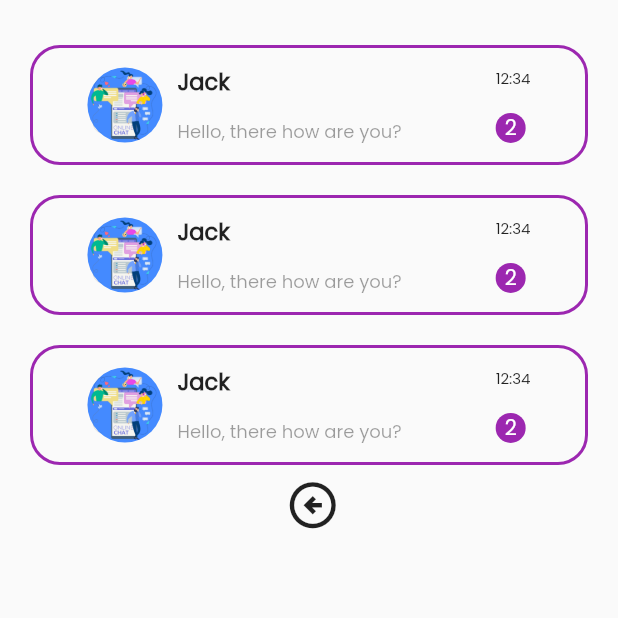
After one commit to asnakeassefa/chatApp, a Flutter app: the ChatHome screen opened directly, on a phone screen of 412 x 824 dp, the top half of it. The commit adds this screen. Run offline on Flutter 3.47's test engine with Material 2 defaults, Android fonts, the phone set to English and light mode, and no system bars; our stand-ins replace smooth_page_indicator.

Commit message:
chat component done

```diff
--- /dev/null
+++ b/lib/component/SingleChat.dart
@@ -0,0 +1,89 @@
+import 'package:flutter/material.dart';
+
+class SingleChat extends StatefulWidget {
+  const SingleChat({super.key});
+
+  @override
+  State<SingleChat> createState() => _SingleChatState();
+}
+
+class _SingleChatState extends State<SingleChat> {
+  @override
+  Widget build(BuildContext context) {
+    return Container(
+      height: 80,
+      decoration: BoxDecoration(
+          border: Border.all(color: Colors.purple, width: 2.0),
+          borderRadius: BorderRadius.circular(20)),
+      padding: const EdgeInsets.all(5),
+      child: Row(
+        crossAxisAlignment: CrossAxisAlignment.start,
+        mainAxisAlignment: MainAxisAlignment.spaceAround,
+        children: [
+          //profile photo
+          Row(
+            children: [
+              Container(
+                width: 50,
+                height: 50,
+                decoration: BoxDecoration(
+                  color: Colors.blueAccent,
+                  borderRadius: BorderRadius.circular(100),
+                ),
+                child: Center(
+                  child: Image.asset("assets/images/splash.png"),
+                ),
+              ),
+              const SizedBox(
+                width: 10,
+              ),
+              // Name and lastChat
+              Column(
+                crossAxisAlignment: CrossAxisAlignment.start,
+                mainAxisAlignment: MainAxisAlignment.spaceAround,
+                children: const [
+                  Text(
+                    'Jack',
+                    style: TextStyle(fontSize: 15, fontWeight: FontWeight.w600),
+                  ),
+                  Text(
+                    'Hello, there how are you?',
+                    style: TextStyle(
+                        color: Colors.black38,
+                        fontSize: 12,
+                        fontWeight: FontWeight.w500),
+                  ),
+                ],
+              ),
+            ],
+          ),
+          // message Num and time
+          Column(
+            crossAxisAlignment: CrossAxisAlignment.start,
+            mainAxisAlignment: MainAxisAlignment.spaceAround,
+            children: [
+              const Text(
+                '12:34',
+                style: TextStyle(fontSize: 10, fontWeight: FontWeight.w100),
+              ),
+              Container(
+                height: 20,
+                width: 20,
+                decoration: BoxDecoration(
+                  borderRadius: BorderRadius.circular(10),
+                  color: Colors.purple,
+                ),
+                child: const Center(
+                  child: Text(
+                    '2',
+                    style: TextStyle(color: Colors.white),
+                  ),
+                ),
+              )
+            ],
+          )
+        ],
+      ),
+    );
+  }
+}
--- a/lib/main.dart
+++ b/lib/main.dart
@@ -1,5 +1,6 @@
-import 'package:chat/pages/loginPage/login.dart';
-import 'package:chat/pages/splashScreen.dart';
+import 'package:chat/screen/ChatHome.dart';
+import 'package:chat/screen/login.dart';
+import 'package:chat/screen/splashScreen.dart';
 import 'package:flutter/material.dart';
 import 'package:chat/common/color.dart';
 
--- /dev/null
+++ b/lib/screen/ChatHome.dart
@@ -0,0 +1,34 @@
+import 'package:chat/component/backButton.dart';
+import 'package:flutter/material.dart';
+
+import '../component/SingleChat.dart';
+
+class ChatHome extends StatefulWidget {
+  const ChatHome({super.key});
+
+  @override
+  State<ChatHome> createState() => _ChatHomeState();
+}
+
+class _ChatHomeState extends State<ChatHome> {
+  @override
+  Widget build(BuildContext context) {
+    return Scaffold(
+      body: SafeArea(
+        child: Padding(
+          padding: const EdgeInsets.fromLTRB(20, 30, 20, 0),
+          child: Column(
+            children: const [
+              SingleChat(),
+              SizedBox(height: 20),
+              SingleChat(),
+              SizedBox(height: 20),
+              SingleChat(),
+              Back(),
+            ],
+          ),
+        ),
+      ),
+    );
+  }
+}
--- a/lib/pages/loginPage/login.dart
+++ b/lib/screen/login.dart
@@ -1,8 +1,9 @@
 import 'package:chat/component/button.dart';
 import 'package:chat/component/userField.dart';
 import 'package:flutter/material.dart';
-import '../../component/backButton.dart';
-import '../../component/loginAlternative.dart';
+import '../component/backButton.dart';
+import '../component/loginAlternative.dart';
+import 'ChatHome.dart';
 
 class Login extends StatefulWidget {
   const Login({super.key});
@@ -111,7 +112,16 @@ class _LoginState extends State<Login> {
                 ),
                 // Login button
                 const SizedBox(height: 40),
-                Button(todo: () => {}, child: "Login"),
+                Button(
+                    todo: () => {
+                          Navigator.push(
+                            context,
+                            MaterialPageRoute(
+                              builder: (context) => const ChatHome(),
+                            ),
+                          )
+                        },
+                    child: "Login"),
                 const SizedBox(height: 40),
                 // other alternatives
                 Row(
--- a/lib/pages/splashScreen.dart
+++ b/lib/screen/splashScreen.dart
@@ -1,10 +1,10 @@
 import 'package:chat/component/cards.dart';
 import 'package:chat/component/header.dart';
-import 'package:chat/pages/loginPage/login.dart';
 import 'package:flutter/material.dart';
 import 'package:smooth_page_indicator/smooth_page_indicator.dart';
 
 import '../component/button.dart';
+import 'login.dart';
 
 class Splash extends StatefulWidget {
   const Splash({super.key});
```
